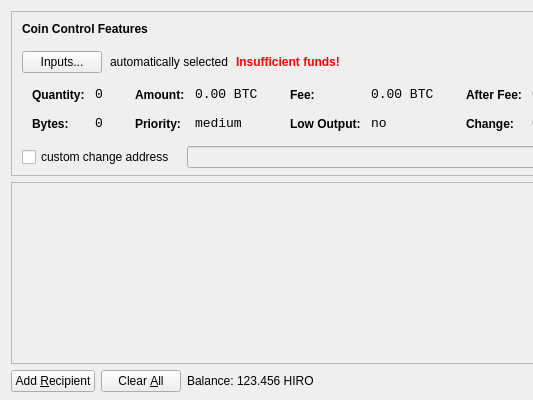
This is src/qt/forms/sendcoinsdialog.ui in HiroSatou/Hirocoin as Qt 5 draws it before an edit; both pictures show x 0 to 533 and y 0 to 400 of the 850 by 400 pixel window. The edited form follows.
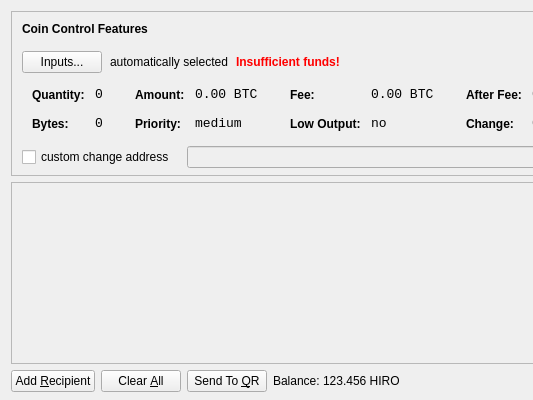
This is the edited form. Icons and pictures are not drawn.

What changed in the file:
```diff
--- a/src/qt/forms/sendcoinsdialog.ui
+++ b/src/qt/forms/sendcoinsdialog.ui
@@ -702,6 +702,17 @@
        </property>
       </widget>
      </item>
+     <item>
+      <widget class="QPushButton" name="sendQRButton">
+       <property name="text">
+        <string>Send To &amp;QR</string>
+       </property>
+       <property name="icon">
+        <iconset resource="../bitcoin.qrc">
+         <normaloff>:/icons/qrcode</normaloff>:/icons/qrcode</iconset>
+       </property>
+      </widget>
+     </item>
      <item>
       <layout class="QHBoxLayout" name="horizontalLayout_2">
        <property name="spacing">
```
Left out of the diff: 28 changed lines with no effect on the pictures.
